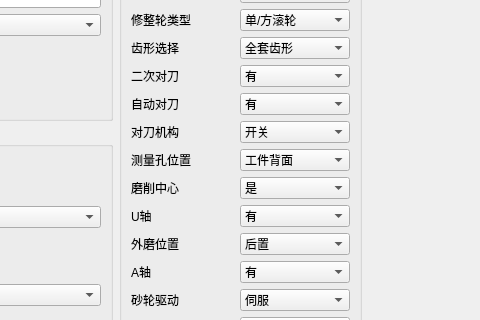
Old version of the form creatorwindow.ui in the repository nie11kun/HorizonJuicerCreator; both pictures show x 179 to 659 and y 211 to 531 of the 800 by 726 pixel window.
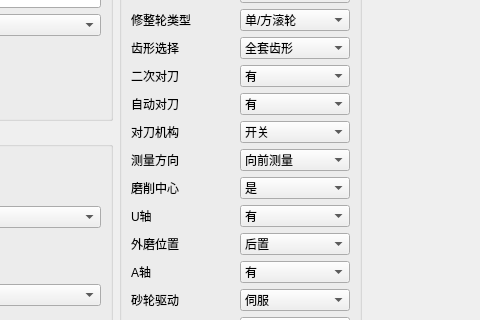
New version of the form.

Commit message: 内螺纹开关测量可选向前或向后测量

```diff
--- a/creatorwindow.ui
+++ b/creatorwindow.ui
@@ -341,7 +341,7 @@
           <item row="9" column="0">
            <widget class="QLabel" name="labelProbePos">
             <property name="text">
-             <string>测量孔位置</string>
+             <string>测量方向</string>
             </property>
            </widget>
           </item>
@@ -568,7 +568,7 @@
            <widget class="QComboBox" name="comboBoxProbePos">
             <item>
              <property name="text">
-              <string>工件背面</string>
+              <string>向前测量</string>
              </property>
             </item>
             <item>
```
Left out of the diff: 2 changed lines with no effect on the pictures. The commit also changes 2 other files.
